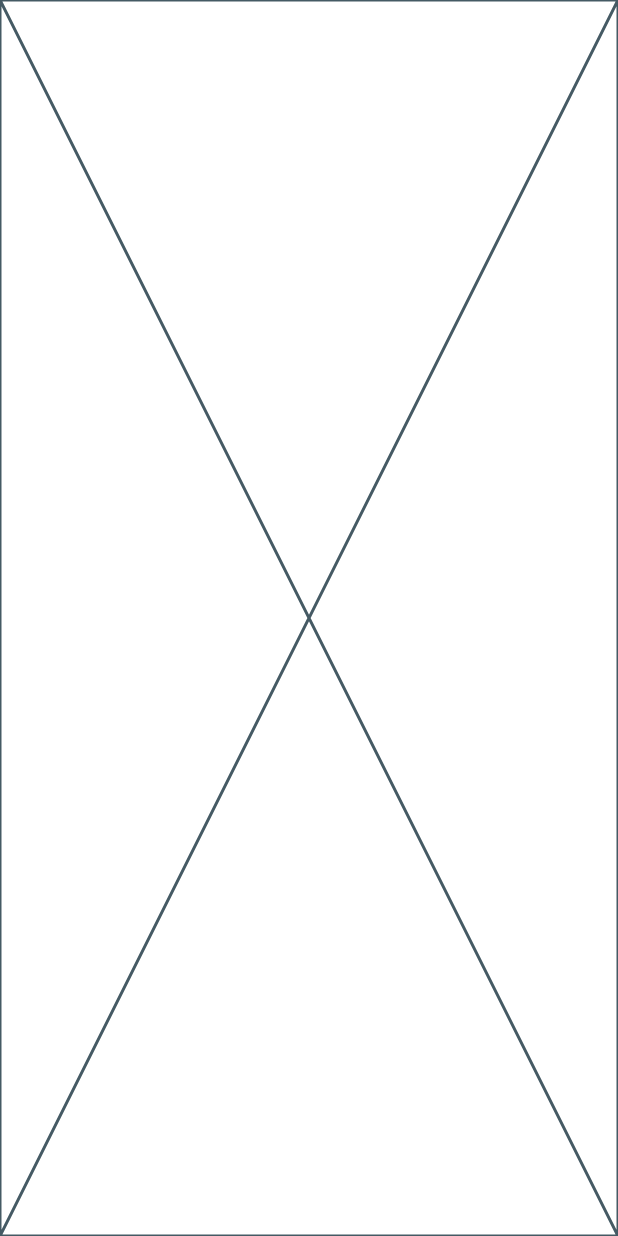
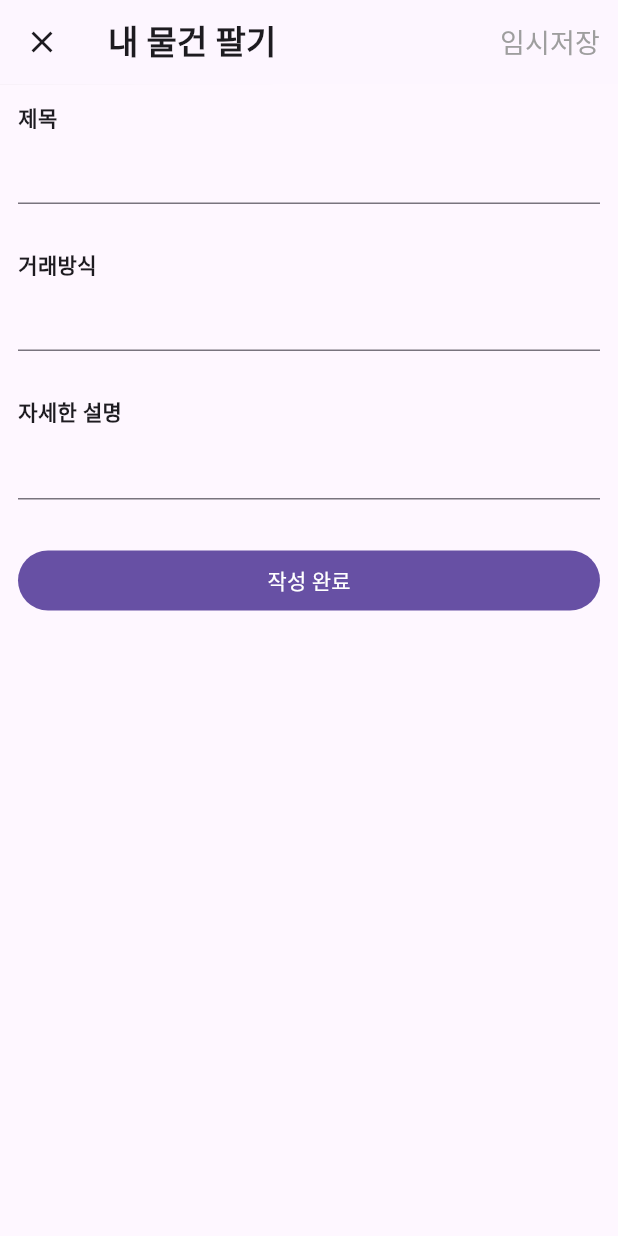
Before and after one commit to gyugyu90/carrot_clone_app, a Flutter app: the screen it shows after launch, after a tap on the "add" icon, on a phone screen of 412 x 824 dp. Run offline on Flutter 3.47's test engine with Material 3 defaults, Android fonts, the phone set to English and light mode, and no system bars.

Commit message:
add basic text input widgets to `SellMyGoodsScreen`

```diff
--- a/lib/screens/sell_my_goods_screen.dart
+++ b/lib/screens/sell_my_goods_screen.dart
@@ -10,6 +10,71 @@ class SellMyGoodsScreen extends StatefulWidget {
 class _SellMyGoodsScreenState extends State<SellMyGoodsScreen> {
   @override
   Widget build(BuildContext context) {
-    return const Placeholder();
+    return Scaffold(
+      appBar: AppBar(
+        title: const Text(
+          '내 물건 팔기',
+          style: TextStyle(
+            fontWeight: FontWeight.bold,
+          ),
+        ),
+        elevation: 0.1,
+        shadowColor: Colors.black,
+        leading: IconButton(
+          onPressed: Navigator.of(context).pop, // tear-off
+          icon: const Icon(Icons.close),
+        ),
+        actions: [
+          TextButton(
+            onPressed: () {},
+            child: const Text(
+              '임시저장',
+              style: TextStyle(
+                color: Colors.grey,
+                fontSize: 18,
+              ),
+            ),
+          )
+        ],
+      ),
+      body: Padding(
+        padding: const EdgeInsets.all(12.0),
+        child: Column(
+          crossAxisAlignment: CrossAxisAlignment.stretch,
+          children: [
+            const FormLabel('제목'),
+            const TextField(),
+            const SizedBox(height: 30),
+            const FormLabel('거래방식'),
+            const TextField(),
+            const SizedBox(height: 30),
+            const FormLabel('자세한 설명'),
+            const TextField(),
+            const SizedBox(height: 30),
+            FilledButton(onPressed: () {}, child: const Text('작성 완료'))
+          ],
+        ),
+      ),
+    );
   }
 }
+
+class FormLabel extends StatelessWidget {
+  const FormLabel(
+    this.labelText, {
+    super.key,
+  });
+
+  final String labelText;
+
+  @override
+  Widget build(BuildContext context) {
+    return Text(
+      labelText,
+      style: const TextStyle(
+        fontWeight: FontWeight.bold,
+        fontSize: 14,
+      ),
+    );
+  }
+}
```
